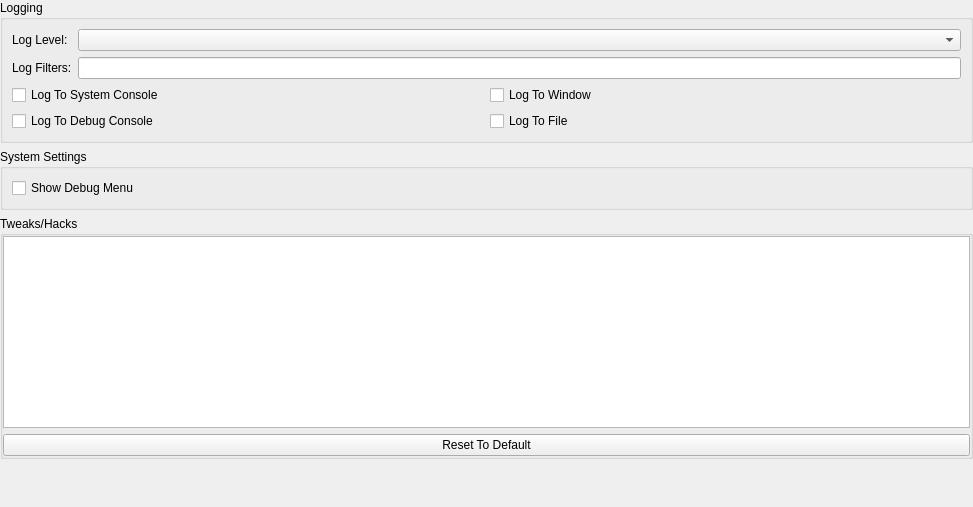
Old version of the form src/duckstation-qt/advancedsettingswidget.ui in the repository kofxi3584karlayang/duckstation.
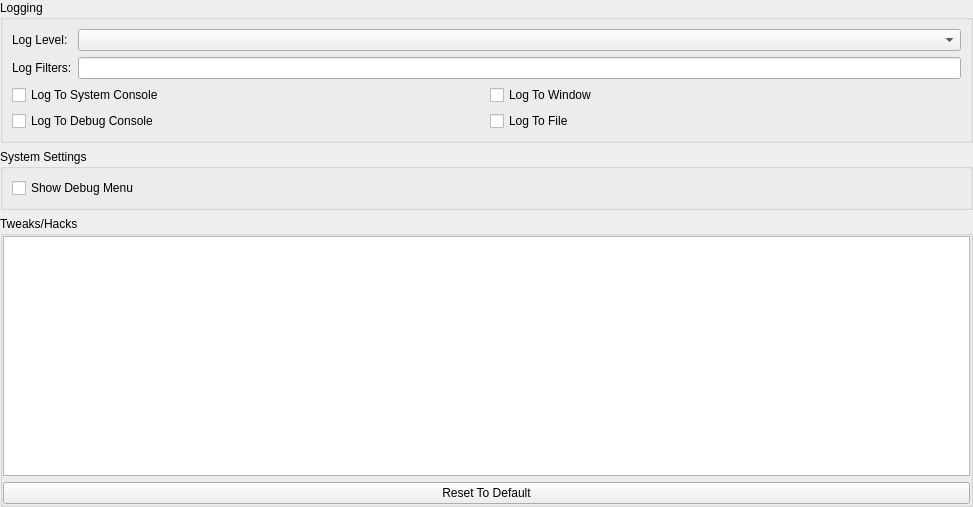
New version of the form.

Commit message:
Remove vertical spacer preventing Tweaks/Hacks from expanding
The Advanced Settings UI had a vertical spacer at the bottom.
This space would expand when the window expanded.
Instead, it's more useful to expand the Tweaks/Hacks table,
since this table is larger than the default window size.

What changed in the file:
```diff
--- a/src/duckstation-qt/advancedsettingswidget.ui
+++ b/src/duckstation-qt/advancedsettingswidget.ui
@@ -158,19 +158,6 @@
      </layout>
     </widget>
    </item>
-   <item>
-    <spacer name="verticalSpacer_2">
-     <property name="orientation">
-      <enum>Qt::Vertical</enum>
-     </property>
-     <property name="sizeHint" stdset="0">
-      <size>
-       <width>20</width>
-       <height>40</height>
-      </size>
-     </property>
-    </spacer>
-   </item>
   </layout>
  </widget>
  <resources>
```
